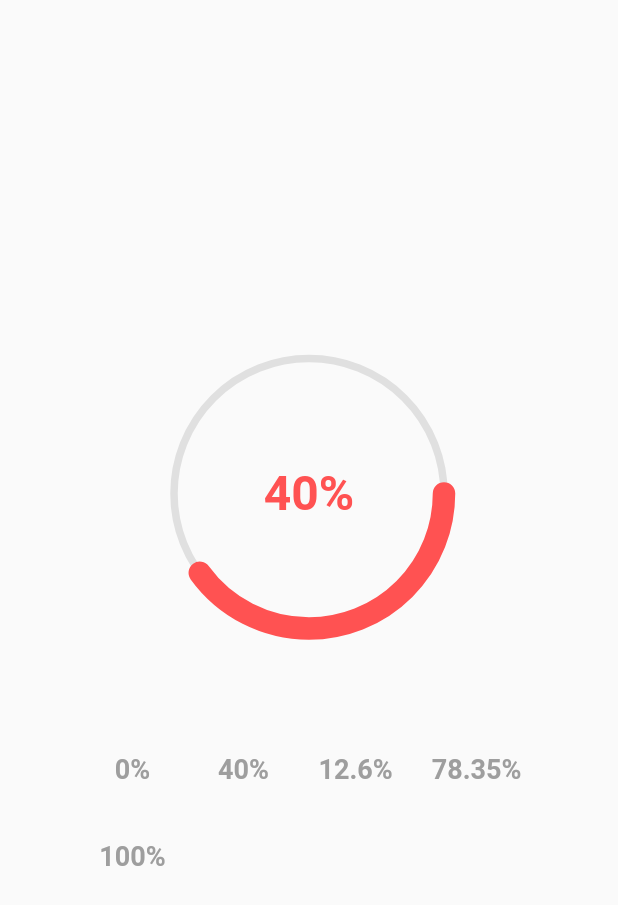
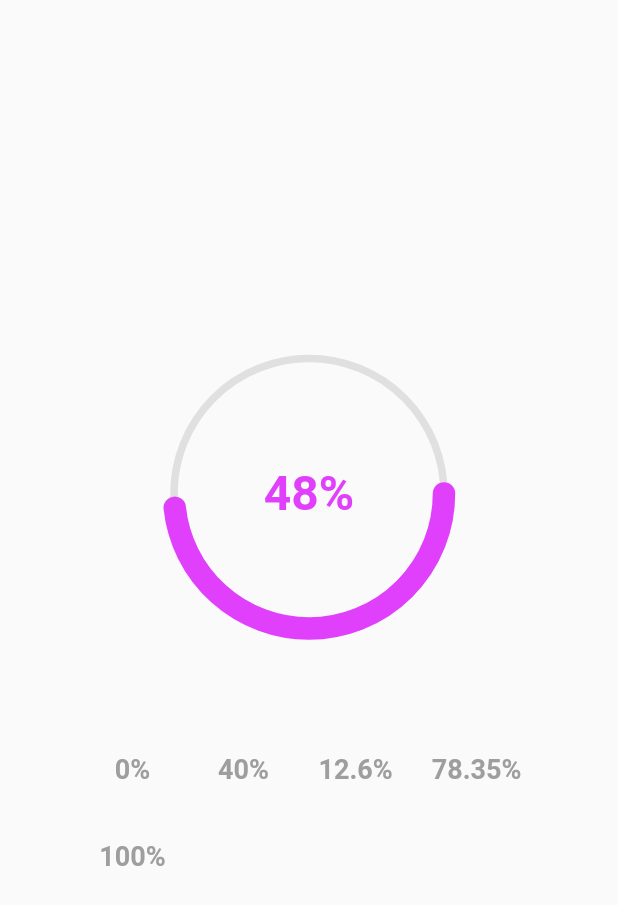
Before and after one commit to sina-moradbakhti/flutter-circular-progress-animation, a Flutter app: the screen it shows after launch, after a tap on "40%", on a phone screen of 412 x 824 dp. Shown: the top 905 px of the screen. Run offline on Flutter 3.47's test engine with Material 2 defaults, Android fonts, the light colour scheme and no system bars.

Commit message:
updated code

```diff
--- /dev/null
+++ b/lib/circularProgressbarAnimation.dart
@@ -0,0 +1,162 @@
+import 'package:flutter/material.dart';
+import 'dart:math' as math;
+
+class CircularProgressbarWithAnimation extends StatelessWidget {
+  final double from;
+  final double to;
+  final double strokeWidth;
+  final double innerStrokeWidth;
+  final Color strokeColor;
+  final Color innerStrokeColor;
+  final String symbol;
+  final Duration? duration;
+  final List<ColorRule>? colorConditions;
+
+  CircularProgressbarWithAnimation(
+      {Key? key,
+      this.from = 0,
+      this.to = 100,
+      this.symbol = '%',
+      this.colorConditions,
+      this.strokeColor = Colors.grey,
+      this.innerStrokeColor = Colors.purpleAccent,
+      this.innerStrokeWidth = 15,
+      this.strokeWidth = 5,
+      this.duration})
+      : super(key: key);
+
+  double _from = 0;
+  double _to = 0;
+
+  @override
+  Widget build(BuildContext context) {
+    _from = from / 100;
+    _to = to / 100;
+
+    return LayoutBuilder(builder: ((context, constraints) {
+      return Container(
+        width: constraints.maxWidth,
+        height: constraints.maxHeight,
+        child: Stack(
+          alignment: Alignment.center,
+          children: [
+            CustomPaint(
+                painter: CirclePainter(
+                    radius: (constraints.maxWidth / 2) - 10,
+                    strokeWidth: strokeWidth,
+                    color: strokeColor)),
+            TweenAnimationBuilder(
+                tween: Tween<double>(begin: _from, end: _to),
+                curve: Curves.easeInOut,
+                duration: duration ?? const Duration(seconds: 1),
+                builder: (context, double index, widget) => Stack(
+                      alignment: Alignment.center,
+                      children: [
+                        CustomPaint(
+                            painter: ArcPainter(
+                                from: _from,
+                                to: index,
+                                radius: (constraints.maxWidth / 2) - 10,
+                                strokeWidth: innerStrokeWidth,
+                                color: _getConditionalColor(index * 100) ??
+                                    innerStrokeColor)),
+                        Text(
+                          '${(index * 100).toInt()}$symbol',
+                          style: TextStyle(
+                              fontSize: 32,
+                              fontWeight: FontWeight.bold,
+                              color: _getConditionalColor(index * 100) ??
+                                  innerStrokeColor),
+                        )
+                      ],
+                    )),
+          ],
+        ),
+      );
+    }));
+  } // build
+
+  Color? _getConditionalColor(double index) {
+    if (colorConditions == null) {
+      return null;
+    } else {
+      final double tempIndex = (index / 100) >= 0.99 ? 100 : index;
+      final rules = colorConditions!
+          .where((rule) => (tempIndex >= rule.rangeIndex[0] &&
+              tempIndex <= rule.rangeIndex[1]))
+          .toList();
+      if (rules.isEmpty) return null;
+      return rules.first.color;
+    }
+  }
+}
+
+// Custom Painter classes
+
+class CirclePainter extends CustomPainter {
+  final double radius;
+  final double strokeWidth;
+  final Color color;
+
+  CirclePainter(
+      {required this.radius, required this.strokeWidth, required this.color});
+
+  @override
+  void paint(Canvas canvas, Size size) {
+    final paint = Paint()
+      ..color = color
+      ..strokeWidth = strokeWidth
+      ..style = PaintingStyle.stroke
+      ..strokeCap = StrokeCap.round;
+
+    canvas.drawCircle(const Offset(0, 0), radius, paint);
+  }
+
+  @override
+  bool shouldRepaint(covariant CustomPainter oldDelegate) => true;
+}
+
+class ArcPainter extends CustomPainter {
+  final double radius;
+  final double strokeWidth;
+  final Color color;
+  final double from;
+  final double to;
+
+  ArcPainter(
+      {required this.from,
+      required this.to,
+      required this.radius,
+      required this.strokeWidth,
+      required this.color});
+
+  double degToRad(double deg) => deg * (math.pi / 180.0);
+
+  @override
+  void paint(Canvas canvas, Size size) {
+    final paint = Paint()
+      ..color = color
+      ..strokeWidth = strokeWidth
+      ..style = PaintingStyle.stroke
+      ..strokeCap = StrokeCap.round;
+
+    canvas.drawArc(
+        Rect.fromCenter(
+            center: const Offset(0, 0), width: radius * 2, height: radius * 2),
+        degToRad(from * 360),
+        degToRad((to >= 1 ? 0.99 : to) * 360),
+        false,
+        paint);
+  }
+
+  @override
+  bool shouldRepaint(covariant CustomPainter oldDelegate) => true;
+}
+
+// Condition class
+
+class ColorRule {
+  final List<double> rangeIndex;
+  final Color color;
+  ColorRule({required this.color, required this.rangeIndex});
+}
--- a/lib/circularProgressbarWithAnimation.widget.dart
+++ /dev/null
@@ -1,191 +0,0 @@
-import 'package:flutter/material.dart';
-import 'dart:math' as math;
-
-class CircularProgressbarWithAnimation extends StatelessWidget {
-  final double stroke;
-  final double? innerStroke;
-  final double from;
-  final double to;
-  final Color innerStrokeColor;
-  final Color strokeColor;
-  final List<CircularProgressWithAnimationColor>? innerStrokeColorList;
-  final List<CircularProgressWithAnimationColor>? strokeColorList;
-  final String symbol;
-  final TextStyle? textStyle;
-
-  const CircularProgressbarWithAnimation(
-      {Key? key,
-      this.stroke = 10,
-      this.innerStroke,
-      this.from = 0,
-      this.to = 1,
-      this.strokeColor = Colors.grey,
-      this.innerStrokeColor = Colors.blue,
-      this.symbol = '%',
-      this.textStyle,
-      this.innerStrokeColorList,
-      this.strokeColorList})
-      : super(key: key);
-
-  @override
-  Widget build(BuildContext context) {
-    return LayoutBuilder(builder: (context, constraints) {
-      final double radius = constraints.maxWidth / 2 - 10;
-      return Container(
-        width: constraints.maxWidth,
-        height: constraints.maxHeight,
-        child: _main(radius),
-      );
-    });
-  }
-
-  Widget _main(double radius) => Stack(
-        alignment: Alignment.center,
-        children: [
-          CustomPaint(
-              painter: PaintMainCircle(
-                  color: strokeColor, radius: radius, stroke: stroke)),
-          TweenAnimationBuilder(
-              tween: Tween<double>(begin: from, end: to),
-              duration: const Duration(seconds: 1),
-              curve: Curves.easeInOut,
-              builder: (context, double index, widget) => Stack(
-                    alignment: Alignment.center,
-                    children: [
-                      _customPaint(radius, index),
-                      FittedBox(
-                        child: Text(
-                          '${(index * 100).toInt()}$symbol',
-                          style: _getTextStyle(index),
-                        ),
-                      )
-                    ],
-                  ))
-        ],
-      );
-
-  Widget _customPaint(radius, index) => CustomPaint(
-      painter: PaintInnerCircle(
-          color: innerStrokeColorList != null
-              ? _findColorFromList(index)
-              : innerStrokeColor,
-          radius: radius * 2,
-          stroke: innerStroke ?? stroke / 2,
-          from: from,
-          to: index));
-
-  TextStyle _getTextStyle(index) {
-    final list = _getColors(index);
-    return list.isNotEmpty
-        ? (textStyle ?? const TextStyle(fontSize: 18))
-            .copyWith(color: list.first.color)
-        : (textStyle ?? const TextStyle(fontSize: 18));
-  }
-
-  Color _findColorFromList(double index) {
-    final list = _getColors(index);
-    return list.isNotEmpty ? list.first.color : innerStrokeColor;
-  }
-
-  List<CircularProgressWithAnimationColor> _getColors(index) {
-    return innerStrokeColorList!.where((element) {
-      final double tempIndex = index >= 0.99 ? 1 : index;
-      switch (element.operator) {
-        case CircularProgressAnimColorOperator.isEqual:
-          return element.index == tempIndex;
-        case CircularProgressAnimColorOperator.isGrather:
-          return element.index < tempIndex;
-        case CircularProgressAnimColorOperator.isLower:
-          return element.index > tempIndex;
-        case CircularProgressAnimColorOperator.isGratherAndEqual:
-          return element.index <= tempIndex;
-        case CircularProgressAnimColorOperator.isLowerAndEqual:
-          return element.index >= tempIndex;
-        default:
-          return element.index == index;
-      }
-    }).toList()
-      ..sort((a, b) => a.index.compareTo(b.index));
-  }
-}
-
-class CircularProgressWithAnimationColor {
-  final double index;
-  final Color color;
-  final CircularProgressAnimColorOperator operator;
-
-  CircularProgressWithAnimationColor(
-      {required this.color,
-      required this.index,
-      this.operator = CircularProgressAnimColorOperator.isEqual});
-}
-
-enum CircularProgressAnimColorOperator {
-  isEqual,
-  isGrather,
-  isLower,
-  isGratherAndEqual,
-  isLowerAndEqual
-}
-
-// Painter classes
-
-class PaintMainCircle extends CustomPainter {
-  final double radius;
-  final double stroke;
-  final Color color;
-
-  PaintMainCircle(
-      {required this.radius, required this.stroke, required this.color});
-
-  @override
-  void paint(Canvas canvas, Size size) {
-    final paint = Paint()
-      ..color = color
-      ..strokeWidth = stroke
-      ..strokeCap = StrokeCap.round
-      ..style = PaintingStyle.stroke;
-    canvas.drawCircle(const Offset(0, 0), radius, paint);
-  }
-
-  @override
-  bool shouldRepaint(covariant CustomPainter oldDelegate) => true;
-}
-
-class PaintInnerCircle extends CustomPainter {
-  final double radius;
-  final double stroke;
-  final double from;
-  final double to;
-  final Color color;
-
-  PaintInnerCircle(
-      {required this.radius,
-      required this.from,
-      required this.to,
-      required this.stroke,
-      required this.color});
-
-  double degToRad(double deg) => deg * (math.pi / 180.0);
-
-  @override
-  void paint(Canvas canvas, Size size) {
-    final paint = Paint()
-      ..color = color
-      ..strokeWidth = stroke
-      ..strokeCap = StrokeCap.round
-      ..style = PaintingStyle.stroke;
-    // canvas.drawCircle(offset ?? const Offset(100, 100), 100, paint);
-    final path = Path();
-    path.arcTo(
-        Rect.fromCenter(
-            center: const Offset(0, 0), width: radius, height: radius),
-        degToRad(360 * from),
-        degToRad(360 * (to == 1 ? 0.9999 : to)),
-        false);
-    canvas.drawPath(path, paint);
-  }
-
-  @override
-  bool shouldRepaint(covariant CustomPainter oldDelegate) => true;
-}
--- a/lib/home.dart
+++ b/lib/home.dart
@@ -1,4 +1,4 @@
-import 'package:circularprogressanimated/circularProgressbarWithAnimation.widget.dart';
+import 'package:circularprogressanimated/circularProgressbarAnimation.dart';
 import 'package:flutter/material.dart';
 
 class Home extends StatefulWidget {
@@ -12,7 +12,7 @@ class _HomeState extends State<Home> {
   final TextStyle _textStyle1 = const TextStyle(
       fontWeight: FontWeight.bold, fontSize: 18, color: Colors.grey);
 
-  double _to = 0.6;
+  double _to = 60;
 
   @override
   Widget build(BuildContext context) {
@@ -21,42 +21,43 @@ class _HomeState extends State<Home> {
       mainAxisAlignment: MainAxisAlignment.center,
       crossAxisAlignment: CrossAxisAlignment.center,
       children: [
-        Center(
-          child: SizedBox(
+        SizedBox(
           width: 200,
           height: 200,
           child: CircularProgressbarWithAnimation(
-              stroke: 5,
-              innerStroke: 15,
+            duration: const Duration(seconds: 2),
+            symbol: '%',
             from: 0,
             to: _to,
+            innerStrokeColor: Colors.purpleAccent,
             strokeColor: Colors.grey.shade300,
-              innerStrokeColor: Colors.purpleAccent,
-              innerStrokeColorList: [
-                CircularProgressWithAnimationColor(
+            innerStrokeWidth: 15,
+            strokeWidth: 5,
+            colorConditions: [
+              ColorRule(
+                color: Colors.redAccent,
+                rangeIndex: [21, 40],
+              ),
+              ColorRule(
                 color: Colors.grey.shade400,
-                    index: 0.2,
-                    operator:
-                        CircularProgressAnimColorOperator.isLowerAndEqual),
-                CircularProgressWithAnimationColor(
-                    color: Colors.redAccent,
-                    index: 0.4,
-                    operator:
-                        CircularProgressAnimColorOperator.isLowerAndEqual),
-                CircularProgressWithAnimationColor(
-                    color: Colors.green, index: 1),
+                rangeIndex: [0, 20],
+              ),
+              ColorRule(
+                color: Colors.purpleAccent,
+                rangeIndex: [41, 97],
+              ),
+              ColorRule(
+                color: Colors.green,
+                rangeIndex: [98, 100],
+              )
             ],
-              textStyle: const TextStyle(
-                  color: Colors.purpleAccent,
-                  fontSize: 32,
-                  fontWeight: FontWeight.bold),
-            ),
           ),
         ),
         const SizedBox(
           height: 60,
         ),
-        Padding(
+        Center(
+          child: Padding(
             padding: const EdgeInsets.symmetric(horizontal: 50),
             child: Wrap(
               spacing: 10,
@@ -64,6 +65,7 @@ class _HomeState extends State<Home> {
               children: [
                 for (final button in _buttons()) button,
               ],
+            ),
           ),
         )
       ],
@@ -85,7 +87,7 @@ class _HomeState extends State<Home> {
       TextButton(
           onPressed: () {
             setState(() {
-              _to = 0.4;
+              _to = 40;
             });
           },
           child: Text(
@@ -95,7 +97,7 @@ class _HomeState extends State<Home> {
       TextButton(
           onPressed: () {
             setState(() {
-              _to = 0.126;
+              _to = 12.6;
             });
           },
           child: Text(
@@ -105,7 +107,7 @@ class _HomeState extends State<Home> {
       TextButton(
           onPressed: () {
             setState(() {
-              _to = 0.7835;
+              _to = 78.35;
             });
           },
           child: Text(
@@ -115,7 +117,7 @@ class _HomeState extends State<Home> {
       TextButton(
           onPressed: () {
             setState(() {
-              _to = 1;
+              _to = 100;
             });
           },
           child: Text(
```
Lines whose indentation alone changed are shown as unchanged.
